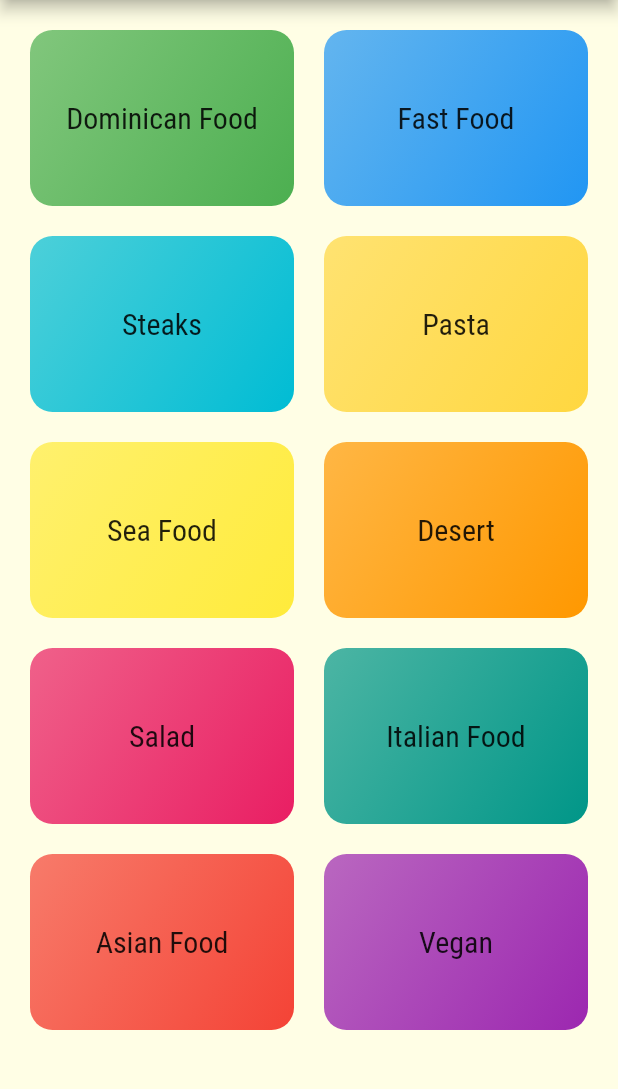
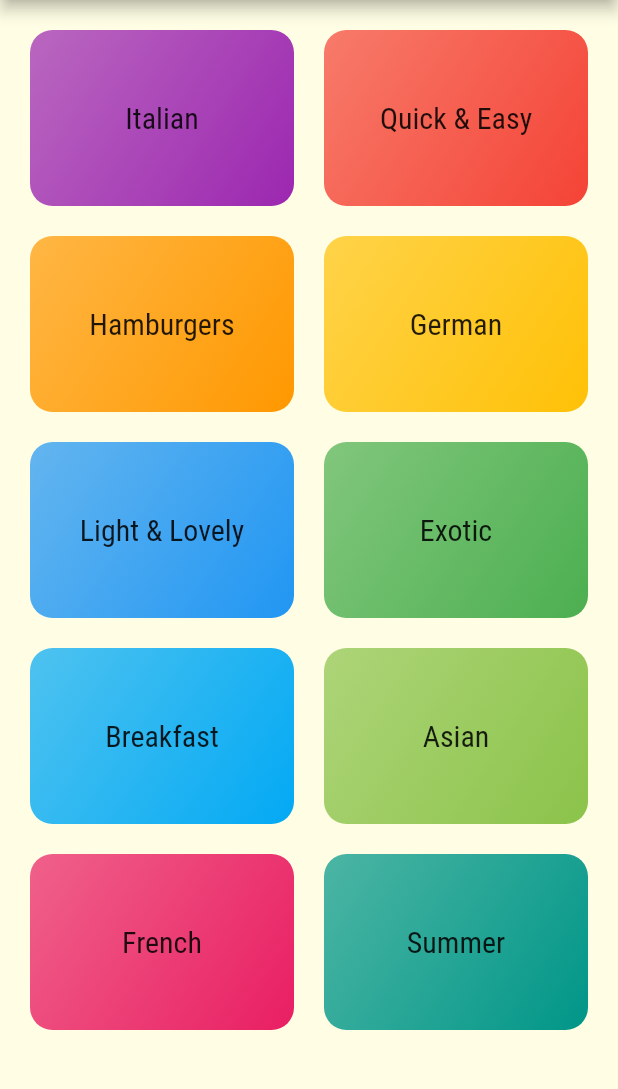
Before and after one commit to cesarcedanov/meals_app, a Flutter app: the screen it shows after launch, on a phone screen of 412 x 824 dp, the part 84-1173 px from its top. Run offline on Flutter 3.47's test engine with Material 2 defaults, Android fonts, the phone set to English and light mode, and no system bars.

Commit message:
Updated the DummyData. Filter the DummyMeal by Category and also use the Filtered Meals in the ListView

```diff
--- a/meals_app/lib/dummy_data.dart
+++ b/meals_app/lib/dummy_data.dart
@@ -1,18 +1,59 @@
 import 'package:flutter/material.dart';
+
 import './models/category.dart';
 import './models/meal.dart';
 
 const DUMMY_CATEGORIES = const [
-  Category(id: 'c1', title: 'Dominican Food', color: Colors.green),
-  Category(id: 'c2', title: 'Fast Food', color: Colors.blue),
-  Category(id: 'c3', title: 'Steaks', color: Colors.cyan),
-  Category(id: 'c4', title: 'Pasta', color: Colors.amberAccent),
-  Category(id: 'c5', title: 'Sea Food', color: Colors.yellow),
-  Category(id: 'c6', title: 'Desert', color: Colors.orange),
-  Category(id: 'c7', title: 'Salad', color: Colors.pink),
-  Category(id: 'c8', title: 'Italian Food', color: Colors.teal),
-  Category(id: 'c9', title: 'Asian Food', color: Colors.red),
-  Category(id: 'c10', title: 'Vegan', color: Colors.purple),
+  Category(
+    id: 'c1',
+    title: 'Italian',
+    color: Colors.purple,
+  ),
+  Category(
+    id: 'c2',
+    title: 'Quick & Easy',
+    color: Colors.red,
+  ),
+  Category(
+    id: 'c3',
+    title: 'Hamburgers',
+    color: Colors.orange,
+  ),
+  Category(
+    id: 'c4',
+    title: 'German',
+    color: Colors.amber,
+  ),
+  Category(
+    id: 'c5',
+    title: 'Light & Lovely',
+    color: Colors.blue,
+  ),
+  Category(
+    id: 'c6',
+    title: 'Exotic',
+    color: Colors.green,
+  ),
+  Category(
+    id: 'c7',
+    title: 'Breakfast',
+    color: Colors.lightBlue,
+  ),
+  Category(
+    id: 'c8',
+    title: 'Asian',
+    color: Colors.lightGreen,
+  ),
+  Category(
+    id: 'c9',
+    title: 'French',
+    color: Colors.pink,
+  ),
+  Category(
+    id: 'c10',
+    title: 'Summer',
+    color: Colors.teal,
+  ),
 ];
 
 const DUMMY_MEALS = const [
--- a/meals_app/lib/pages/category_meals_page.dart
+++ b/meals_app/lib/pages/category_meals_page.dart
@@ -1,4 +1,5 @@
 import 'package:flutter/material.dart';
+import '../dummy_data.dart';
 
 class CategoryMealsPage extends StatelessWidget {
   static const routeName = '/category_meals';
@@ -12,16 +13,22 @@ class CategoryMealsPage extends StatelessWidget {
     final routeArgs =
         ModalRoute.of(context).settings.arguments as Map<String, String>;
     final categoryTitle = routeArgs['title'];
-    // final categoryId = routeArgs['id'];
+    final categoryId = routeArgs['id'];
+
+    final mealsByCategoryId = DUMMY_MEALS.where((meal) {
+      return meal.categories.contains(categoryId);
+    }).toList();
+
     return Scaffold(
         appBar: AppBar(
+          centerTitle: true,
           title: Text('$categoryTitle recipes'),
         ),
         body: ListView.builder(
           itemBuilder: (ctx, index) {
-            return Text(index.toString());
+            return Text(mealsByCategoryId[index].title);
           },
-          itemCount: 10,
+          itemCount: mealsByCategoryId.length,
         ));
   }
 }
```
